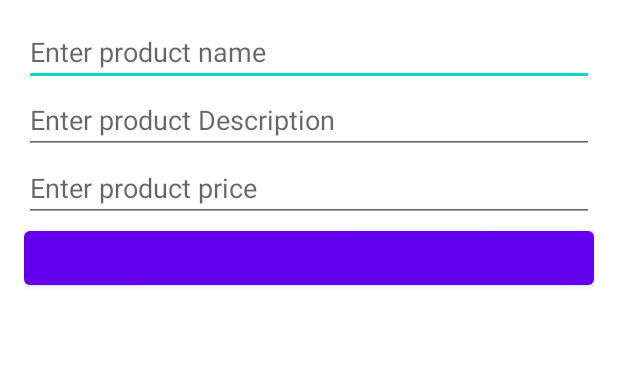
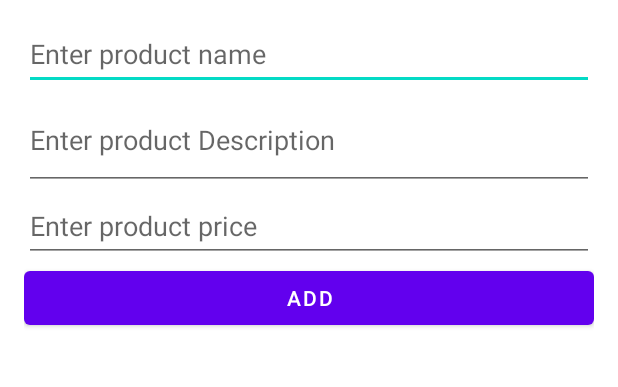
Before and after one commit to BhautikPethani/Android_Ecommerce, an Android app: the layout add_new_product_dialog.xml on its own in the app's theme, with its tools: preview values and no code run, on a phone screen of 412 x 824 dp, the part 83-470 px from its top. Run offline under Robolectric (Android 15) with nearby library versions, the phone set to English and light mode, and no system bars.

Commit message:
New product is being stored in product list

```diff
--- a/app/src/main/res/layout/activity_main.xml
+++ b/app/src/main/res/layout/activity_main.xml
@@ -85,6 +85,7 @@
         android:layout_marginStart="28dp"
         android:layout_marginTop="12dp"
         android:backgroundTintMode="screen"
+        android:onClick="onAddButtonClicked"
         android:scaleType="fitCenter"
         app:layout_constraintEnd_toEndOf="parent"
         app:layout_constraintHorizontal_bias="0.031"
--- a/app/src/main/res/layout/add_new_product.xml
+++ b/app/src/main/res/layout/add_new_product_dialog.xml
@@ -19,25 +19,29 @@
         android:id="@+id/txtPName"
         android:layout_width="match_parent"
         android:layout_height="wrap_content"
-        android:hint="Enter product name" />
+        android:hint="Enter product name"
+        android:minHeight="48dp" />
 
     <EditText
         android:id="@+id/txtPDesc"
         android:layout_width="match_parent"
         android:layout_height="wrap_content"
-        android:hint="Enter product Description" />
+        android:hint="Enter product Description"
+        android:lines="2"
+        android:minHeight="48dp" />
 
     <EditText
         android:id="@+id/txtPPrice"
         android:layout_width="match_parent"
         android:layout_height="wrap_content"
-        android:hint="Enter product price" />
+        android:hint="Enter product price"
+        android:minHeight="48dp" />
 
     <Button
-        android:id="@+id/btn_update"
+        android:id="@+id/btnAdd"
         android:layout_width="match_parent"
         android:layout_height="wrap_content"
-        android:text="" />
+        android:text="ADD" />
 
 
 </LinearLayout>
```
Also changed, not shown: app/src/main/java/com/example/lab2_bhautikpethani_c0854487_android/MainActivity.java (+75 -0 lines), app/src/main/java/com/example/lab2_bhautikpethani_c0854487_android/ProductView.java (+18 -0 lines).
